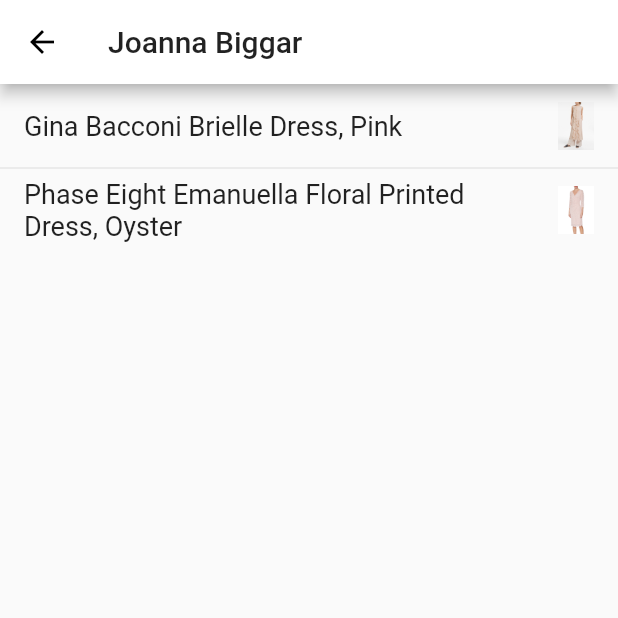
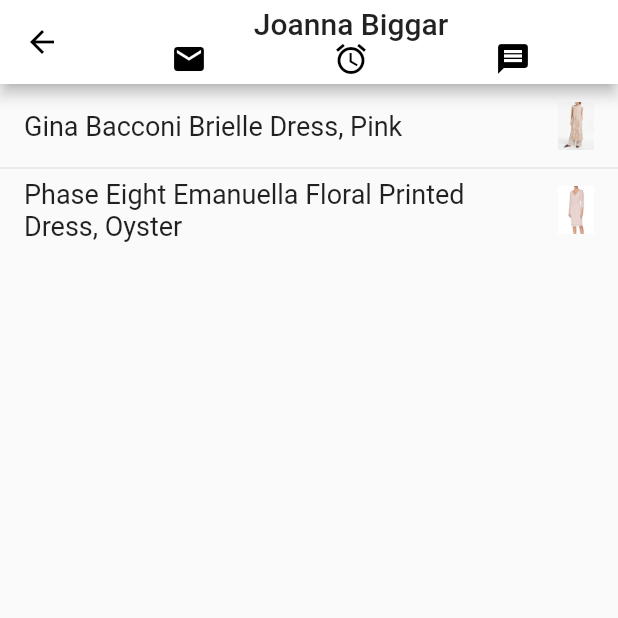
Before and after one commit to wickedwukong/clienttelling, a Flutter app: the screen it shows after launch, after a tap on an icon or button, on a phone screen of 412 x 824 dp, the top half of it. Run offline on Flutter 3.47's test engine with Material 2 defaults, Android fonts, the phone set to English and light mode, and no system bars.

Commit message:
display email, appointment and message icons under customer name in rec page

```diff
--- a/lib/main.dart
+++ b/lib/main.dart
@@ -19,14 +19,15 @@ class ClienttellingApp extends StatelessWidget {
 }
 
 class RandomWordsState extends State<RandomWords> {
-   _getCustomers () => <Customer>[
+  _getCustomers() => <Customer>[
         Customer("Joanna", "Biggar", [
           Recommendation("Gina Bacconi Brielle Dress, Pink", "1.jpeg"),
           Recommendation(
               "Phase Eight Emanuella Floral Printed Dress, Oyster", "2.jpeg")
         ]),
-    Customer("Esther", "Jackson",
-        [Recommendation("Modern Rarity Ruffle Front Dress, Pink", "3.jpeg")]),
+        Customer("Esther", "Jackson", [
+          Recommendation("Modern Rarity Ruffle Front Dress, Pink", "3.jpeg")
+        ]),
         Customer("Daisy", "Woodward", []),
         Customer("Gabrielle", "John", []),
         Customer("Amy", "Ixer", []),
@@ -91,7 +92,17 @@ class RandomWordsState extends State<RandomWords> {
 
             return new Scaffold(
               appBar: new AppBar(
-                title: Text(customer.fullName()),
+                title: Column(children: [
+                  Text(customer.fullName()),
+                  Row(
+                    mainAxisAlignment: MainAxisAlignment.spaceAround,
+                    children: [
+                      new Icon(Icons.email),
+                      new Icon(Icons.alarm),
+                      new Icon(Icons.message),
+                    ],
+                  ),
+                ]),
               ),
               body: new ListView(children: divided),
             ); // ... to here.
```
Lines whose indentation alone changed are shown as unchanged.
